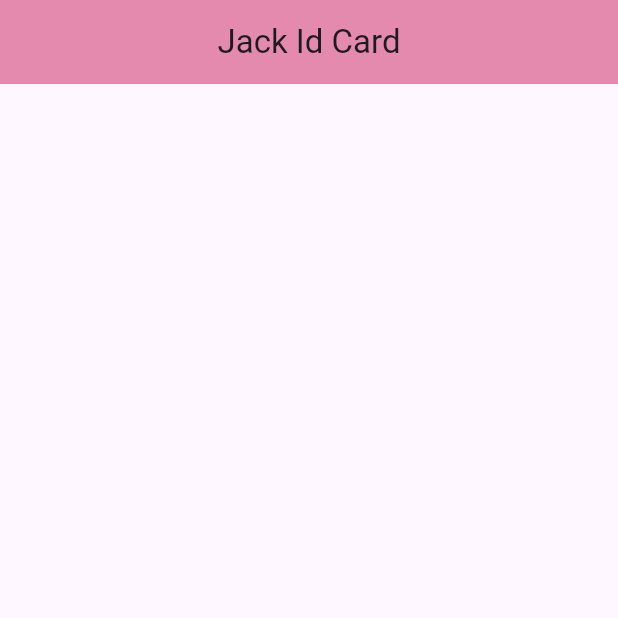
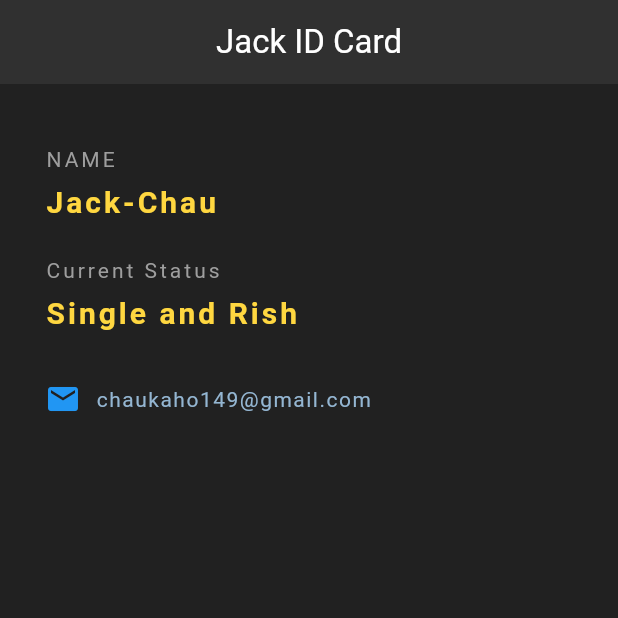
Before and after one commit to Jack-chau/myIDCardApp_Flutter, a Flutter app: the screen it shows after launch, on a phone screen of 412 x 824 dp, the top half of it. Run offline on Flutter 3.47's test engine with Material 3 defaults, Android fonts, the phone set to English and light mode, and no system bars.

Commit message:
adding text

```diff
--- a/lib/main.dart
+++ b/lib/main.dart
@@ -13,11 +13,40 @@ class JackCard extends StatelessWidget{
 
   Widget build( BuildContext context ){
     return Scaffold(
+      backgroundColor: Colors.grey[ 900 ],
       appBar: AppBar(
-        title: const Text( 'Jack Id Card' ),
+        title: const Text( 'Jack ID Card', style: TextStyle( color: Colors.white ) ),
         centerTitle: true,
-        backgroundColor: const Color.fromARGB(255, 229, 138, 175),
+        backgroundColor: Colors.grey[ 850 ],
+        elevation: 0,
       ),
+
+      body: const Padding(
+        padding: EdgeInsets.fromLTRB(30, 40, 30, 0 ),
+        child : Column(
+          crossAxisAlignment: CrossAxisAlignment.start,
+          children: [
+            Text( 'NAME', style: TextStyle( color: Colors.grey, letterSpacing: 2.0 ) ),
+            SizedBox( height: 5.0 ),
+            Text( 'Jack-Chau', style: TextStyle( color: Color.fromARGB(255, 255, 215, 64), letterSpacing: 2.0, fontSize: 20.0, fontWeight: FontWeight.bold ) ),
+            SizedBox( height: 20.0 ),
+
+            Text( 'Current Status', style: TextStyle( color: Colors.grey, letterSpacing: 2.0 ) ),
+            SizedBox( height: 5.0 ),
+            Text( 'Single and Rish', style: TextStyle( color: Color.fromARGB(255, 255, 215, 64), letterSpacing: 2.0, fontSize: 20.0, fontWeight: FontWeight.bold ) ),
+            SizedBox( height: 30.0 ),
+
+            Row(
+              children: [
+                Icon( Icons.email, color: Colors.blue ),
+                SizedBox( width: 10 ),
+                Text( 'chaukaho149@gmail.com', style: TextStyle( color: Color.fromARGB(255, 148, 182, 210), letterSpacing: 1, ), ),
+              ],
+            )
+          ]
+        )
+      ),
+
     );
   }
 }
```
